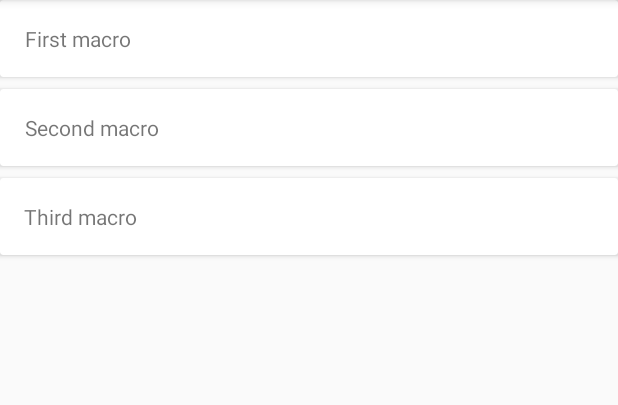
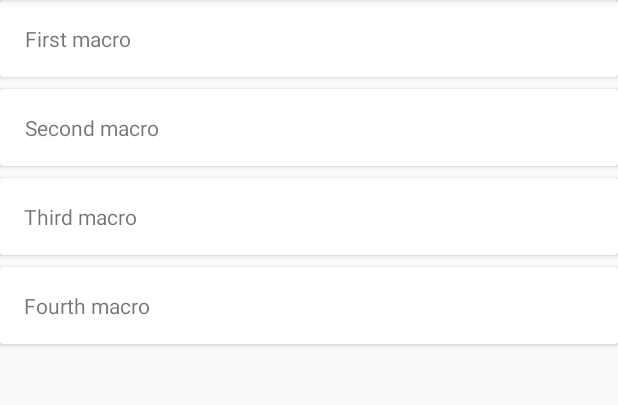
Before and after one commit to ousunny/donut, an Android app: the screen it shows after launch (MainActivity), on a phone screen of 412 x 824 dp, the part 84-489 px from its top. Run offline under Robolectric (Android 15) with nearby library versions, the phone set to English and light mode, and no system bars.

Commit message:
Add passing of data from create action to view macro

```diff
--- a/app/src/main/java/me/ousunny/donut/ActionsAdapter.kt
+++ b/app/src/main/java/me/ousunny/donut/ActionsAdapter.kt
@@ -23,12 +23,8 @@
     }
 
     override fun onBindViewHolder(holder: ActionsAdapter.ActionViewHolder, position: Int) {
-
-
         if (holder != null) {
-            Log.d("AAAA", actions[1].title)
             holder.card.tv_action_title.text = actions[position].title
-
         }
     }
 
--- a/app/src/main/java/me/ousunny/donut/Macro.kt
+++ b/app/src/main/java/me/ousunny/donut/Macro.kt
@@ -4,21 +4,22 @@ import android.os.Parcelable
 import kotlinx.android.parcel.Parcelize
 
 @Parcelize
-data class Macro(val title: String, val actions: List<Action>) : Parcelable
+data class Macro(val title: String, val actions: MutableList<Action>) : Parcelable
 
-fun getSampleMacros(): List<Macro> {
-    return listOf(
-        Macro("First macro", actions = listOf(
+fun getSampleMacros(): MutableList<Macro> {
+    return mutableListOf(
+        Macro("First macro", actions = mutableListOf(
                 Action("Action 1", position = "1.0,5.0"),
                 Action("Action 2", position = "1.0,5.0")
             )),
-        Macro("Second macro", actions = listOf(
+        Macro("Second macro", actions = mutableListOf(
             Action("Action 3", position = "1.0,5.0"),
             Action("Action 4", position = "1.0,5.0")
         )),
-        Macro("Third macro", actions = listOf(
+        Macro("Third macro", actions = mutableListOf(
             Action("Action 5", position = "1.0,5.0"),
             Action("Action 6", position = "1.0,5.0")
-        ))
+        )),
+        Macro("Fourth macro", actions = mutableListOf())
     )
 }
--- a/app/src/main/java/me/ousunny/donut/MainActivity.kt
+++ b/app/src/main/java/me/ousunny/donut/MainActivity.kt
@@ -2,6 +2,7 @@ package me.ousunny.donut
 
 import android.content.Intent
 import android.os.Bundle
+import android.util.Log
 import android.view.Menu
 import android.view.MenuItem
 import android.view.View
@@ -32,4 +33,8 @@ class MainActivity : AppCompatActivity() {
         }
         return true
     }
+
+    override fun onResume() {
+        super.onResume()
+    }
 }
--- a/app/src/main/res/menu/action_menu.xml
+++ b/app/src/main/res/menu/action_menu.xml
@@ -6,4 +6,8 @@
         android:title="@string/create_action"
         app:showAsAction="ifRoom" />
 
+    <item android:id="@+id/save_macro"
+        android:title="@string/save"
+        app:showAsAction="ifRoom" />
+
 </menu>
```
Also changed, not shown: app/src/main/java/me/ousunny/donut/CreateActionActivity.kt (+8 -7 lines), app/src/main/java/me/ousunny/donut/ViewMacro.kt (+31 -6 lines).
